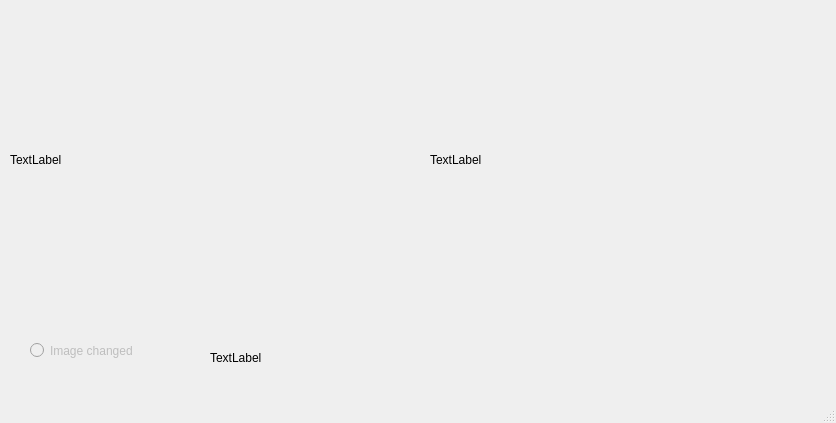
First picture: the form in mainwindow.ui, repository mhozza/HandControl, before the edit.
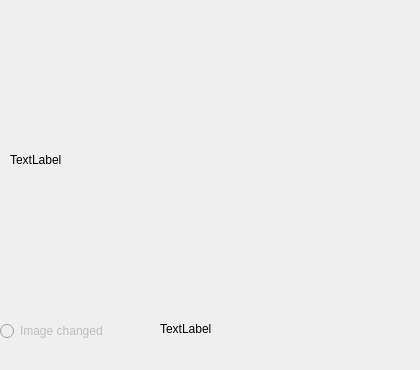
Second picture: the form after the edit. Icons and pictures are not drawn.

Patch:
```diff
--- a/mainwindow.ui
+++ b/mainwindow.ui
@@ -6,10 +6,28 @@
    <rect>
     <x>0</x>
     <y>0</y>
-    <width>836</width>
-    <height>423</height>
+    <width>420</width>
+    <height>370</height>
    </rect>
   </property>
+  <property name="sizePolicy">
+   <sizepolicy hsizetype="Fixed" vsizetype="Fixed">
+    <horstretch>0</horstretch>
+    <verstretch>0</verstretch>
+   </sizepolicy>
+  </property>
+  <property name="minimumSize">
+   <size>
+    <width>400</width>
+    <height>370</height>
+   </size>
+  </property>
+  <property name="maximumSize">
+   <size>
+    <width>420</width>
+    <height>370</height>
+   </size>
+  </property>
   <property name="windowTitle">
    <string>MainWindow</string>
   </property>
@@ -23,18 +41,11 @@
       <height>300</height>
      </rect>
     </property>
-    <property name="text">
-     <string>TextLabel</string>
-    </property>
-   </widget>
-   <widget class="QLabel" name="label_3">
-    <property name="geometry">
-     <rect>
-      <x>430</x>
-      <y>10</y>
-      <width>400</width>
-      <height>300</height>
-     </rect>
+    <property name="sizePolicy">
+     <sizepolicy hsizetype="Fixed" vsizetype="Fixed">
+      <horstretch>0</horstretch>
+      <verstretch>0</verstretch>
+     </sizepolicy>
     </property>
     <property name="text">
      <string>TextLabel</string>
@@ -46,10 +57,10 @@
     </property>
     <property name="geometry">
      <rect>
-      <x>30</x>
-      <y>340</y>
-      <width>131</width>
-      <height>21</height>
+      <x>0</x>
+      <y>320</y>
+      <width>136</width>
+      <height>22</height>
      </rect>
     </property>
     <property name="text">
@@ -63,12 +74,15 @@
     </property>
    </widget>
    <widget class="QLabel" name="label_2">
+    <property name="enabled">
+     <bool>true</bool>
+    </property>
     <property name="geometry">
      <rect>
-      <x>210</x>
-      <y>350</y>
-      <width>56</width>
-      <height>15</height>
+      <x>160</x>
+      <y>320</y>
+      <width>231</width>
+      <height>17</height>
      </rect>
     </property>
     <property name="text">
@@ -86,7 +100,6 @@
     </rect>
    </property>
   </widget>
-  <widget class="QStatusBar" name="statusbar"/>
  </widget>
  <resources/>
  <connections/>
```
Left out of the diff: 12 changed lines with no effect on the pictures.
